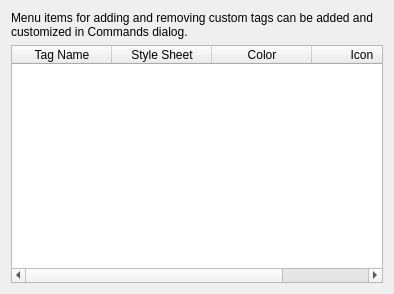
Before: the Qt Designer form plugins/itemtags/itemtagssettings.ui in hluk/CopyQ, drawn with Qt 5.
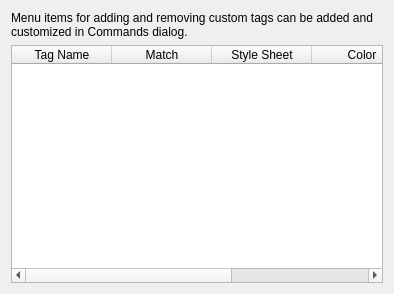
After: the same form once the commit is applied.

Commit message:
itemtags: Improve tag appearance and configuration
Fixes #461

Diff of the .ui file:
```diff
--- a/plugins/itemtags/itemtagssettings.ui
+++ b/plugins/itemtags/itemtagssettings.ui
@@ -28,6 +28,11 @@
        <string>Tag Name</string>
       </property>
      </column>
+     <column>
+      <property name="text">
+       <string>Match</string>
+      </property>
+     </column>
      <column>
       <property name="text">
        <string>Style Sheet</string>
```
The commit also changes 2 other files.
